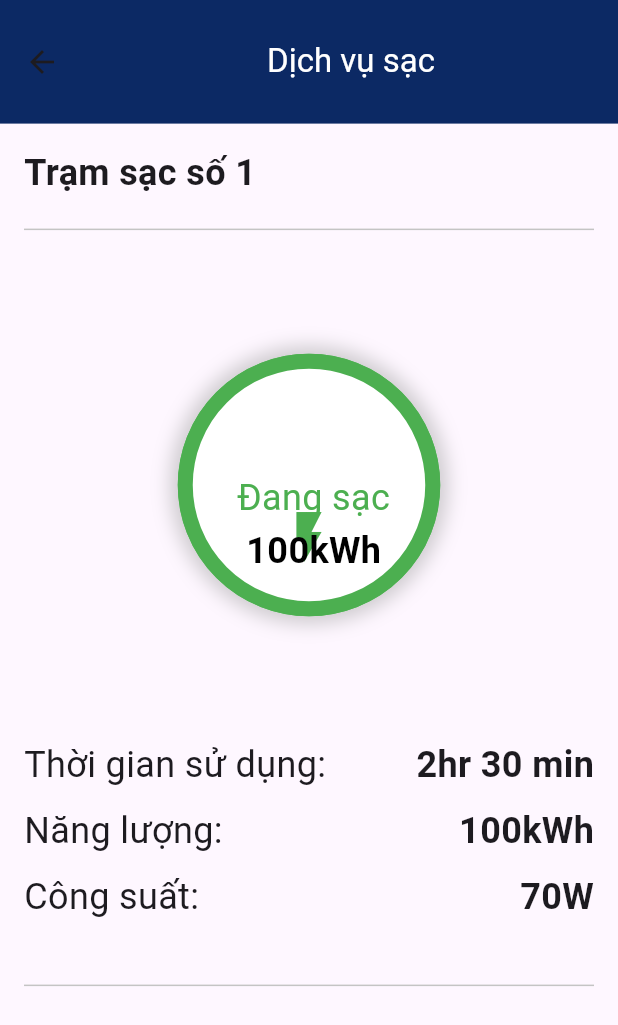
After one commit to quan27102002/trung_iot, a Flutter app: the ChargingScreen screen opened directly, on a phone screen of 412 x 824 dp. The commit adds this screen. Shown: the top 1025 px of the screen. Run offline on Flutter 3.47's test engine with Material 3 defaults, Android fonts, the light colour scheme and no system bars; drawn by our look-alikes of syncfusion_flutter_gauges; our stand-ins replace firebase_core, table_calendar; accounts and stored records are empty.

Commit message:
charge,pay

```diff
--- a/lib/app/app_routers.dart
+++ b/lib/app/app_routers.dart
@@ -1,4 +1,6 @@
+import 'package:datn_trung/screens/home/charge_screen.dart';
 import 'package:datn_trung/screens/home/home_screen.dart';
+import 'package:datn_trung/screens/home/payment_screen.dart';
 import 'package:datn_trung/screens/login/login_screen.dart';
 import 'package:flutter/material.dart';
 
@@ -6,8 +8,13 @@ class AppRouters {
   static const String splashScreen = '/splash';
   static const String loginScreen = '/loginScreen';
   static const String homeScreen = '/homeScreen';
+  static const String chargeScreen = '/chargeScreen';
+  static const String paymentScreen = '/paymentScreen';
+
   static final routes = <String, WidgetBuilder>{
     loginScreen: (BuildContext context) => const LoginPage(),
     homeScreen: (BuildContext context) => const HomeScreen(),
+    chargeScreen: (BuildContext context) => const ChargingScreen(),
+    paymentScreen: (BuildContext context) => const PaymentScreen(),
   };
 }
--- /dev/null
+++ b/lib/screens/home/charge_screen.dart
@@ -0,0 +1,166 @@
+
+import 'package:datn_trung/themes/app_colors.dart';
+import 'package:flutter/material.dart';
+import 'package:flutter/widgets.dart';
+import 'package:syncfusion_flutter_gauges/gauges.dart';
+
+class ChargingScreen extends StatelessWidget {
+  const ChargingScreen({super.key});
+
+  @override
+  Widget build(BuildContext context) {
+    return SafeArea(
+      child: Scaffold(
+        appBar: AppBar(
+          toolbarHeight: MediaQuery.of(context).size.height * 0.1,
+          title: const Center(
+              child: Text(
+            'Dịch vụ sạc',
+            style: TextStyle(color: Colors.white),
+          )),
+          backgroundColor: const Color(0xFF0C2964),
+        ),
+        body: Padding(
+          padding: const EdgeInsets.all(16.0),
+          child: Column(
+            crossAxisAlignment: CrossAxisAlignment.start,
+            children: [
+              const Text(
+                'Trạm sạc số 1',
+                style: TextStyle(fontSize: 24, fontWeight: FontWeight.bold),
+              ),
+              const SizedBox(height: 20),
+              Container(
+                height: 1,
+                color: AppColors.grey,
+              ),
+              SizedBox(height: MediaQuery.of(context).size.height * 0.1),
+              Center(
+                child: Container(
+                  height: 175,
+                  width: 175,
+                  decoration: BoxDecoration(
+                    color: Colors.white,
+                    boxShadow: [
+                      BoxShadow(
+                        color: Colors.grey.withOpacity(0.5),
+                        spreadRadius: 5,
+                        blurRadius: 10,
+                      ),
+                    ],
+                    shape: BoxShape.circle,
+                  ),
+                  child: SfRadialGauge(
+                    axes: <RadialAxis>[
+                      RadialAxis(
+                        radiusFactor: 1,
+                        startAngle: -90,
+                        endAngle: 270,
+                        minimum: 0,
+                        maximum: 360,
+                        showLabels: false,
+                        showTicks: false,
+                        axisLineStyle: const AxisLineStyle(
+                            thickness: 10, color: Colors.green),
+                        ranges: <GaugeRange>[
+                          GaugeRange(
+                            startValue: 0,
+                            endValue: 360,
+                            color: Colors.green,
+                            startWidth: 5,
+                            endWidth: 5,
+                          ),
+                        ],
+                        annotations: const <GaugeAnnotation>[
+                          GaugeAnnotation(
+                            widget: Center(
+                              child: Column(
+                                children: [
+                                  Icon(Icons.flash_on,
+                                      size: 40, color: Colors.green),
+                                ],
+                              ),
+                            ),
+                            angle: 90,
+                            positionFactor: 0.4,
+                          ),
+                          GaugeAnnotation(
+                              widget: Text(
+                                ' Đang sạc',
+                                style: TextStyle(
+                                    fontSize: 24, color: Colors.green),
+                              ),
+                              angle: 90,
+                              positionFactor: 0.1),
+                          GaugeAnnotation(
+                              widget: Text(
+                                ' 100kWh',
+                                style: TextStyle(
+                                    fontSize: 24,
+                                    color: Colors.black,
+                                    fontWeight: FontWeight.bold),
+                              ),
+                              angle: 90,
+                              positionFactor: 0.5),
+                        ],
+                      )
+                    ],
+                  ),
+                ),
+              ),
+              SizedBox(height: MediaQuery.of(context).size.height * 0.1),
+              const Row(
+                mainAxisAlignment: MainAxisAlignment.spaceBetween,
+                children: [
+                  Text(
+                    'Thời gian sử dụng:',
+                    style: TextStyle(
+                      fontSize: 24,
+                    ),
+                  ),
+                  Text(
+                    ' 2hr 30 min',
+                    style: TextStyle(fontSize: 24, fontWeight: FontWeight.bold),
+                  ),
+                ],
+              ),
+              const SizedBox(height: 10),
+              const Row(
+                mainAxisAlignment: MainAxisAlignment.spaceBetween,
+                children: [
+                  Text(
+                    'Năng lượng:',
+                    style: TextStyle(fontSize: 24),
+                  ),
+                  Text(
+                    '100kWh',
+                    style: TextStyle(fontSize: 24, fontWeight: FontWeight.bold),
+                  ),
+                ],
+              ),
+              const SizedBox(height: 10),
+              const Row(
+                mainAxisAlignment: MainAxisAlignment.spaceBetween,
+                children: [
+                  Text(
+                    'Công suất:',
+                    style: TextStyle(fontSize: 24),
+                  ),
+                  Text(
+                    '70W',
+                    style: TextStyle(fontSize: 24, fontWeight: FontWeight.bold),
+                  ),
+                ],
+              ),
+              SizedBox(height: MediaQuery.of(context).size.height * 0.05),
+              Container(
+                height: 1,
+                color: AppColors.grey,
+              ),
+            ],
+          ),
+        ),
+      ),
+    );
+  }
+}
--- a/lib/themes/app_colors.dart
+++ b/lib/themes/app_colors.dart
@@ -7,4 +7,8 @@ class AppColors {
   static const kPrimary = Color(0xFF2F9FFD);
   static const black = Color(0xFF000000);
   static const primary600 = Color(0xFF2B91E6);
+  static const blue = Color(0xFF0C2964); // theme color
+  static const grey=Color(0xFFC4C4C4);
+  static const greyQR=Color(0xFF7E7E7E);
+  static const greyFrame=Color(0xFFF2F2F2);
 }
```
Also changed, not shown: lib/screens/home/payment_screen.dart (added, +62 -0 lines), lib/widget/payment_detail.dart (added, +50 -0 lines), lib/res/images/qr.png (added).
